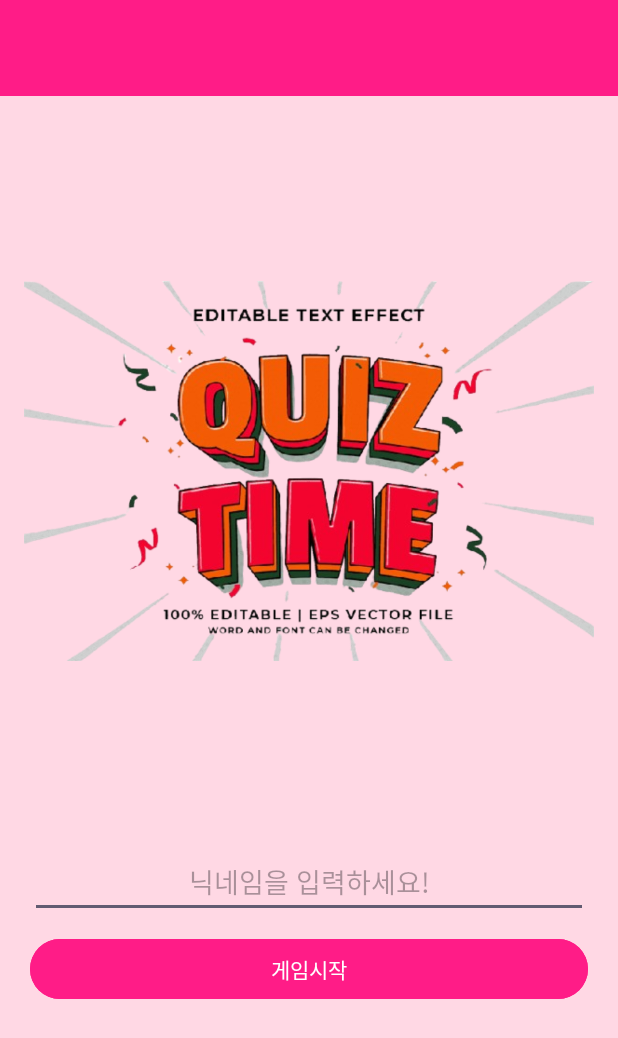
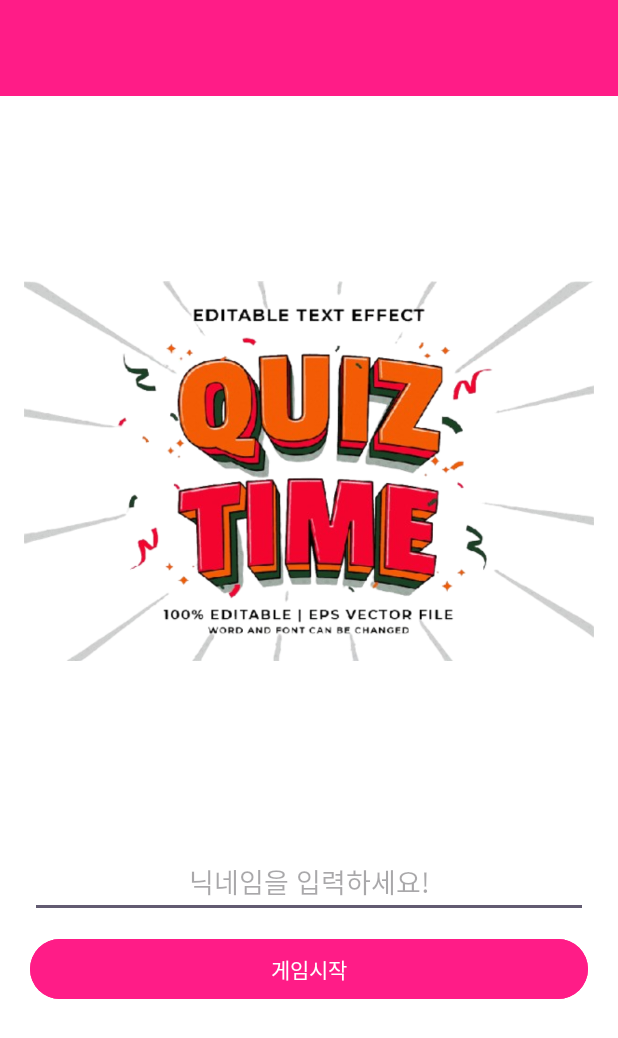
Before and after one commit to N-jongsik/QuizApp, an Android app: the MainActivity screen opened directly, with no data from a screen before it, on a phone screen of 412 x 824 dp. Shown: the top 1038 px of the screen. Run offline under Robolectric (Android 15) with nearby library versions, the phone set to English and light mode, and no system bars.

Commit message:
background: white

```diff
--- a/app/src/main/res/layout/activity_main.xml
+++ b/app/src/main/res/layout/activity_main.xml
@@ -5,7 +5,7 @@
     android:id="@+id/main"
     android:layout_width="match_parent"
     android:layout_height="match_parent"
-    android:background="?attr/colorTertiaryFixed"
+    android:background="@color/white"
     android:orientation="vertical"
     tools:context=".MainActivity">
 
--- a/app/src/main/res/layout/activity_quiz.xml
+++ b/app/src/main/res/layout/activity_quiz.xml
@@ -5,7 +5,7 @@
     android:id="@+id/main"
     android:layout_width="match_parent"
     android:layout_height="match_parent"
-    android:background="?attr/colorTertiaryFixed"
+    android:background="@color/white"
     android:orientation="vertical"
     tools:context=".QuizActivity">
 
--- a/app/src/main/res/layout/activity_result.xml
+++ b/app/src/main/res/layout/activity_result.xml
@@ -5,7 +5,7 @@
     android:id="@+id/main"
     android:layout_width="match_parent"
     android:layout_height="match_parent"
-    android:background="?attr/colorTertiaryFixed"
+    android:background="@color/white"
     android:orientation="vertical"
     tools:context=".ResultActivity">
 
```
